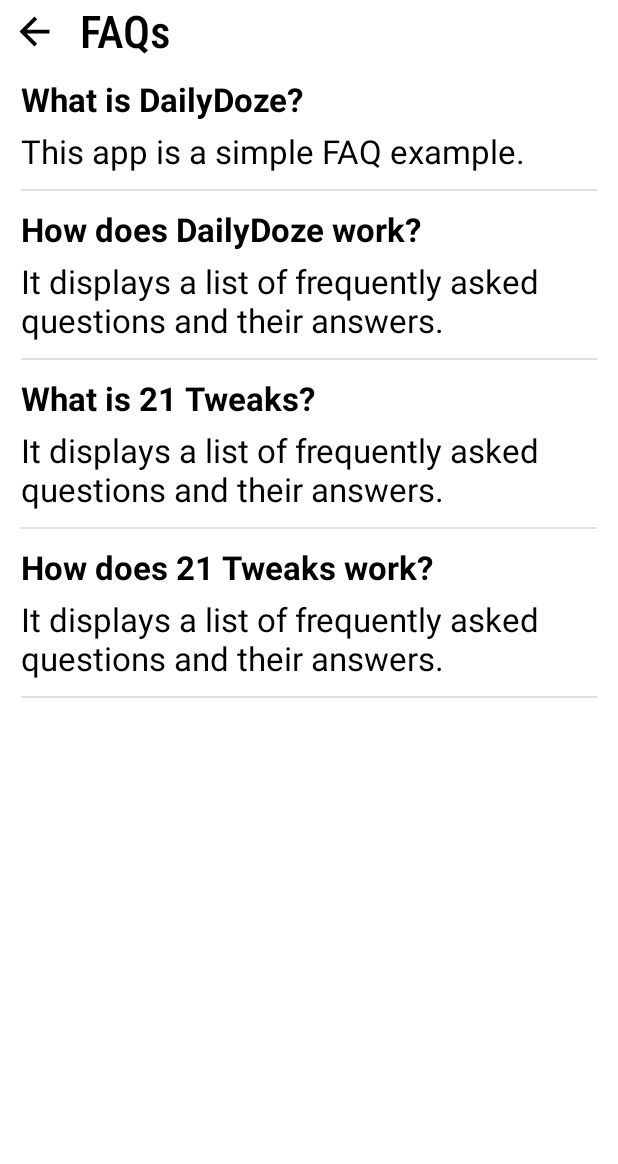
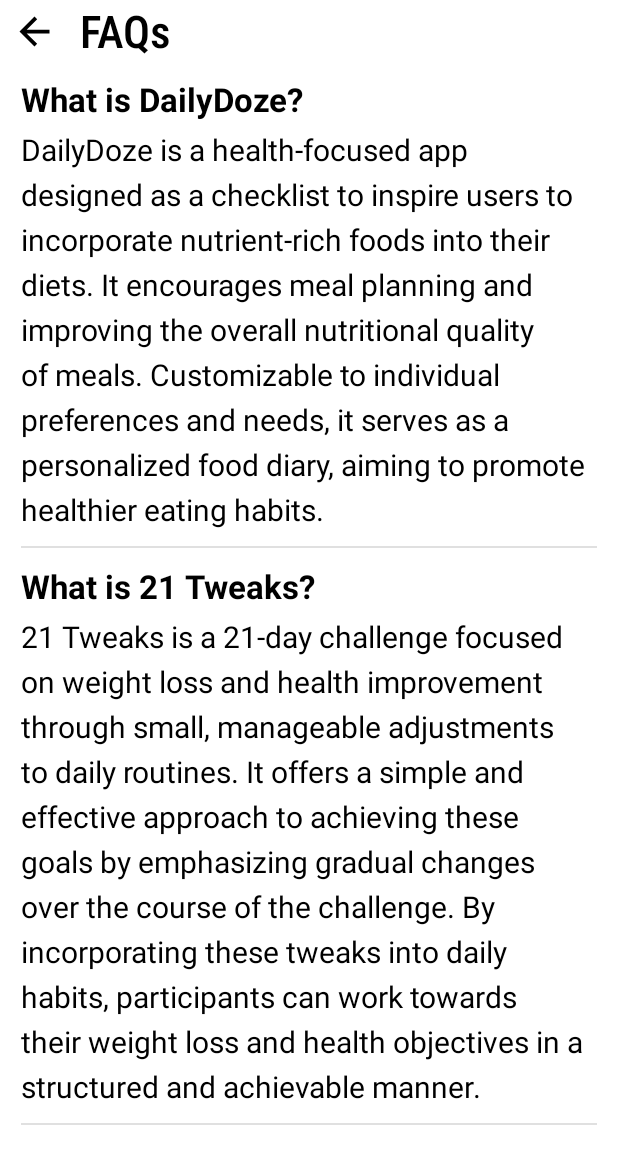
Before and after one commit to ArmanKhanTech/DailyDoze, an Android app: the FAQActivity screen opened directly, with no data from a screen before it, on a phone screen of 412 x 824 dp. Shown: the top 1164 px of the screen. Run offline under Robolectric (Android 15) with nearby library versions, the phone set to English and light mode, and no system bars.

Commit message:
Final Commit

```diff
--- a/app/src/main/AndroidManifest.xml
+++ b/app/src/main/AndroidManifest.xml
@@ -33,10 +33,6 @@
             </intent-filter>
         </receiver>
 
-        <activity
-            android:name=".Activity.RecommendationActivity"
-            android:exported="false"
-            android:theme="@style/Theme.DailyDoze" />
         <activity
             android:name=".Activity.FAQActivity"
             android:exported="false"
--- a/app/src/main/java/com/android/dailydoze/Activity/FAQActivity.kt
+++ b/app/src/main/java/com/android/dailydoze/Activity/FAQActivity.kt
@@ -19,26 +19,25 @@ class FAQActivity : AppCompatActivity() {
         faqItems.add(
             FAQItem(
                 "What is DailyDoze?",
-                "This app is a simple FAQ example."
+                "DailyDoze is a health-focused app designed as a " +
+                        "checklist to inspire users to incorporate nutrient-rich " +
+                        "foods into their diets. It encourages meal planning and " +
+                        "improving the overall nutritional quality of meals. " +
+                        "Customizable to individual preferences and needs, " +
+                        "it serves as a personalized food diary, aiming to " +
+                        "promote healthier eating habits."
             )
         )
         faqItems.add(
             FAQItem(
-                "How does DailyDoze work?",
-                "It displays a list of frequently asked questions and their answers."
-            )
-
-        )
-        faqItems.add(
-            FAQItem(
                 "What is 21 Tweaks?",
-                "It displays a list of frequently asked questions and their answers."
-            )
-        )
-        faqItems.add(
-            FAQItem(
-                "How does 21 Tweaks work?",
-                "It displays a list of frequently asked questions and their answers."
+                "21 Tweaks is a 21-day challenge focused on weight loss and " +
+                        "health improvement through small, manageable adjustments to " +
+                        "daily routines. It offers a simple and effective approach to " +
+                        "achieving these goals by emphasizing gradual changes over the " +
+                        "course of the challenge. By incorporating these tweaks into daily " +
+                        "habits, participants can work towards their weight loss and health " +
+                        "objectives in a structured and achievable manner."
             )
         )
 
--- a/app/src/main/java/com/android/dailydoze/Activity/MainActivity.java
+++ b/app/src/main/java/com/android/dailydoze/Activity/MainActivity.java
@@ -217,7 +217,8 @@ public class MainActivity extends AppCompatActivity {
             });
 
             l10.setOnClickListener(v16 -> {
-                startActivity(new Intent(MainActivity.this, RecommendationActivity.class));
+                Intent browserIntent = new Intent(Intent.ACTION_VIEW, Uri.parse("https://diet-recommendation-system.streamlit.app"));
+                startActivity(browserIntent);
                 popupWindow.dismiss();
             });
 
--- a/app/src/main/res/layout/activity_faq.xml
+++ b/app/src/main/res/layout/activity_faq.xml
@@ -39,6 +39,7 @@
     <ListView
         android:layout_marginHorizontal="14dp"
         android:id="@+id/faq_list"
+        android:scrollbars="none"
         android:layout_width="match_parent"
         android:layout_height="match_parent" />
 
--- a/app/src/main/res/layout/faq_item.xml
+++ b/app/src/main/res/layout/faq_item.xml
@@ -21,7 +21,8 @@
         android:layout_height="wrap_content"
         android:layout_marginVertical="5dp"
         android:text="Answer"
+        android:lineHeight="30dp"
         android:textColor="@color/black"
-        android:textSize="22dp" />
+        android:textSize="20dp" />
 
 </LinearLayout>
```
Also changed, not shown: app/src/main/java/com/android/dailydoze/Activity/RecommendationActivity.kt (deleted, +0 -17 lines), app/src/main/res/layout/activity_recommendation.xml (deleted, +0 -39 lines).
